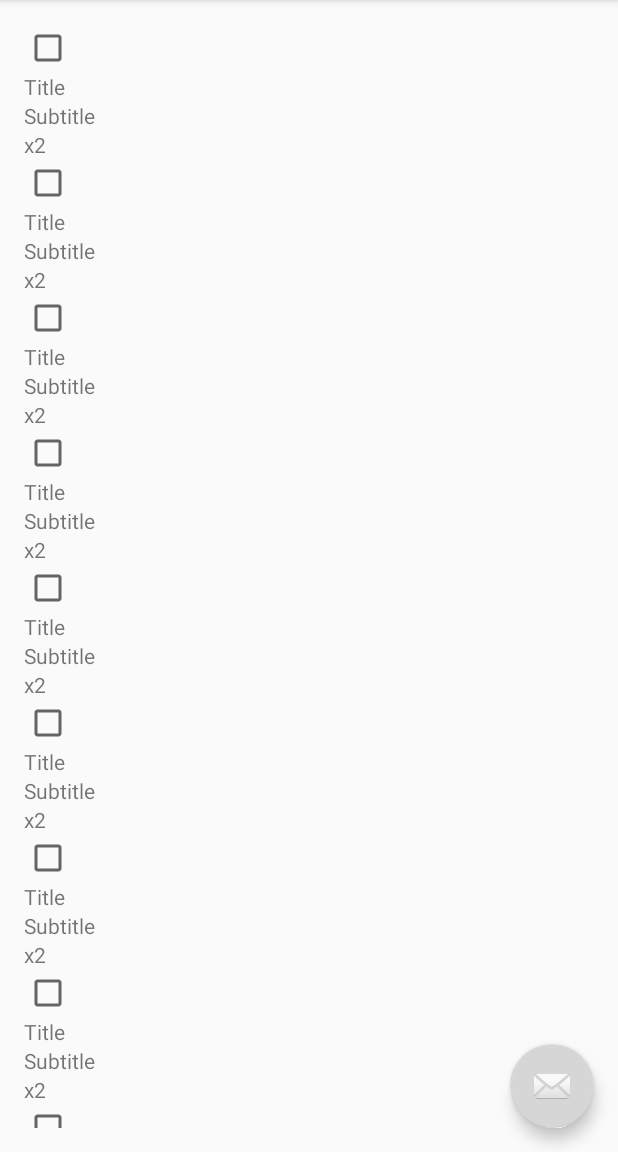
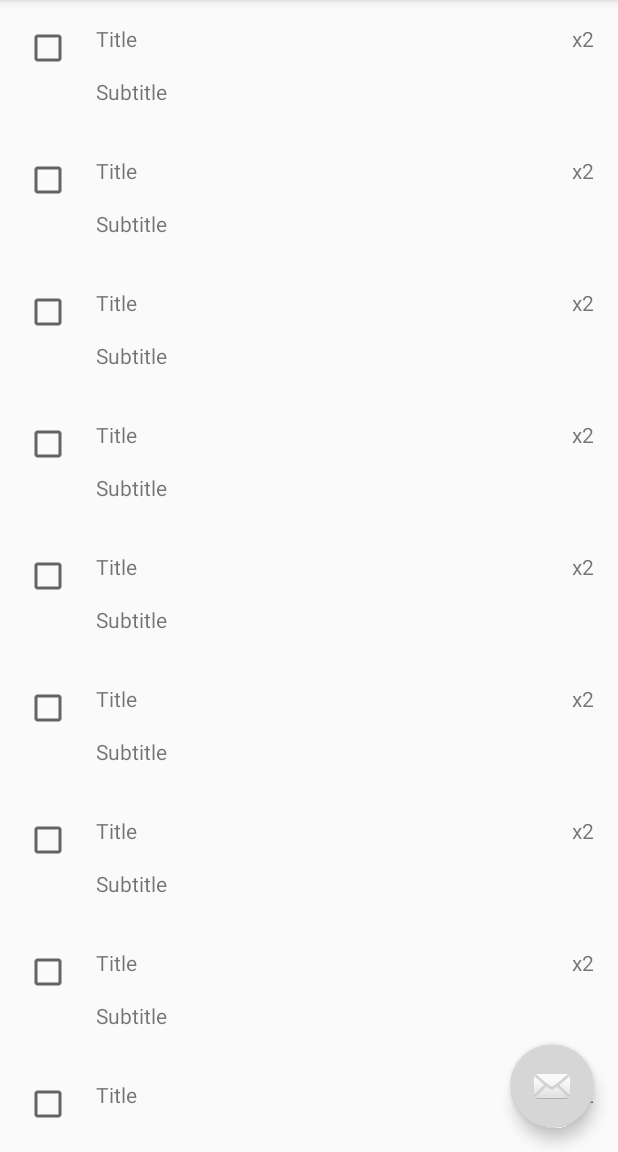
Before and after one commit to alardizabal/Capstone-Project, an Android app: the screen it shows after launch (MainActivity), on a phone screen of 412 x 824 dp, the part 84-1236 px from its top. Run offline under Robolectric (Android 15) with nearby library versions, the phone set to English and light mode, and no system bars.

Commit message:
corrected layout for packing list item

```diff
--- a/app/src/main/res/layout/packing_list_item.xml
+++ b/app/src/main/res/layout/packing_list_item.xml
@@ -1,28 +1,49 @@
 <?xml version="1.0" encoding="utf-8"?>
-<LinearLayout xmlns:android="http://schemas.android.com/apk/res/android"
+<RelativeLayout xmlns:android="http://schemas.android.com/apk/res/android"
     android:orientation="vertical"
     android:layout_width="match_parent"
-    android:layout_height="wrap_content"
-    android:padding="0dp">
+    android:layout_height="88dp" >
 
     <CheckBox android:id="@+id/list_item_checkbox"
         android:layout_width="wrap_content"
         android:layout_height="wrap_content"
         android:onClick="onCheckboxClicked"/>
 
+    <TextView android:id="@+id/list_item_count"
+        android:layout_width="wrap_content"
+        android:layout_height="wrap_content"
+        android:layout_alignParentTop="true"
+        android:layout_alignParentRight="true"
+        android:layout_alignParentEnd="true"
+        android:text="x2"/>
+
     <TextView android:id="@+id/list_item_title"
+        android:paddingLeft="@dimen/standard_margin"
+        android:paddingStart="@dimen/standard_margin"
+        android:paddingRight="@dimen/standard_margin"
+        android:paddingEnd="@dimen/standard_margin"
         android:layout_width="match_parent"
         android:layout_height="wrap_content"
+        android:layout_alignParentTop="true"
+        android:layout_toRightOf="@+id/list_item_checkbox"
+        android:layout_toEndOf="@+id/list_item_checkbox"
+        android:layout_toLeftOf="@+id/list_item_count"
+        android:layout_toStartOf="@+id/list_item_count"
         android:text="Title"/>
 
     <TextView android:id="@+id/list_item_subtitle"
+        android:paddingLeft="@dimen/standard_margin"
+        android:paddingStart="@dimen/standard_margin"
+        android:paddingRight="@dimen/standard_margin"
+        android:paddingEnd="@dimen/standard_margin"
+        android:paddingTop="@dimen/standard_margin"
         android:layout_width="match_parent"
         android:layout_height="wrap_content"
+        android:layout_below="@+id/list_item_title"
+        android:layout_toRightOf="@+id/list_item_checkbox"
+        android:layout_toEndOf="@+id/list_item_checkbox"
+        android:layout_toLeftOf="@+id/list_item_count"
+        android:layout_toStartOf="@+id/list_item_count"
         android:text="Subtitle"/>
 
-    <TextView android:id="@+id/list_item_count"
-        android:layout_width="wrap_content"
-        android:layout_height="wrap_content"
-        android:text="x2"/>
-
-</LinearLayout>
+</RelativeLayout>
--- a/app/src/main/res/values/dimens.xml
+++ b/app/src/main/res/values/dimens.xml
@@ -1,5 +1,6 @@
 <resources>
     <!-- Default screen margins, per the Android Design guidelines. -->
+    <dimen name="standard_margin">16dp</dimen>
     <dimen name="activity_horizontal_margin">16dp</dimen>
     <dimen name="activity_vertical_margin">16dp</dimen>
     <dimen name="nav_header_vertical_spacing">16dp</dimen>
```
